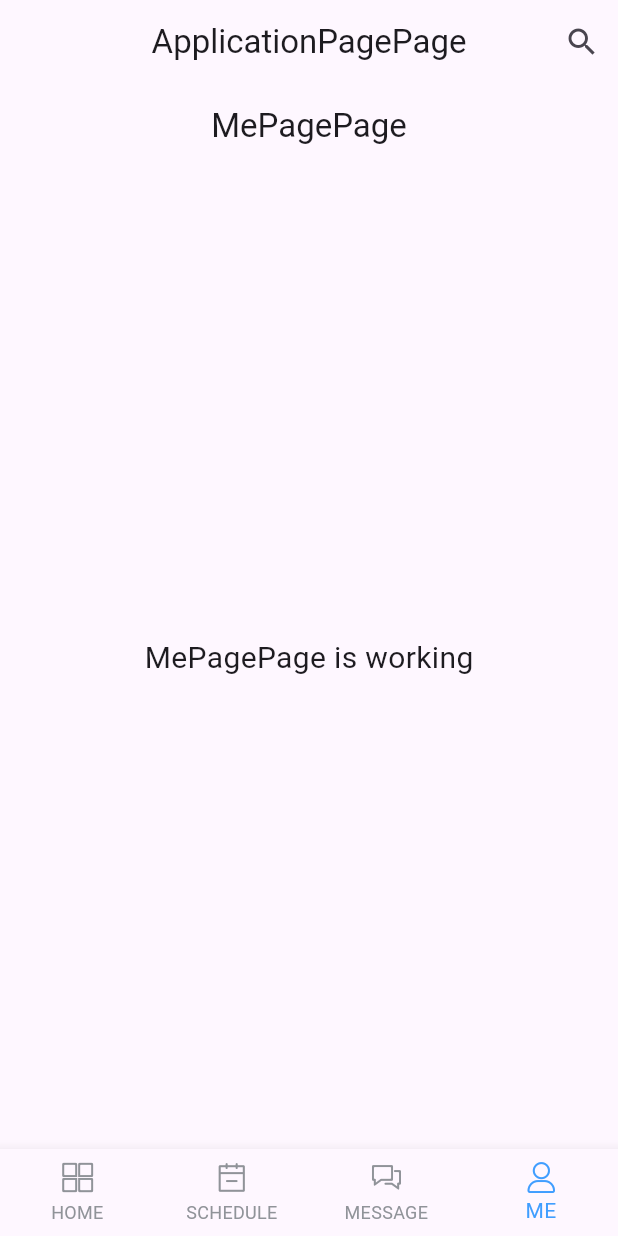
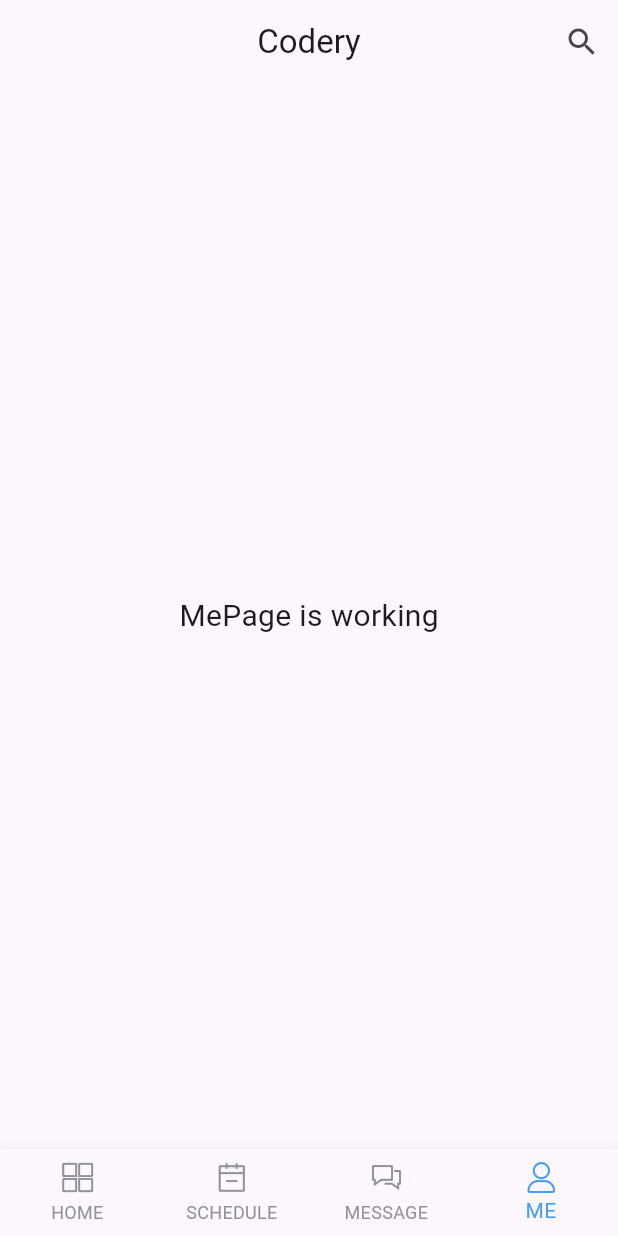
Before and after one commit to ycx211314/codery_app, a Flutter app: the screen it shows after launch, swiped to page 4, on a phone screen of 412 x 824 dp. Run offline on Flutter 3.47's test engine with Material 3 defaults, Android fonts, the phone set to English and light mode, and no system bars; our stand-ins replace dio, flutter_screenutil.

Commit message:
✨ feat: 添加中英文翻译

```diff
--- /dev/null
+++ b/lib/l10n/intl_en.arb
@@ -0,0 +1,3 @@
+{
+  "application_tabs_home": "首页"
+}
--- /dev/null
+++ b/lib/l10n/intl_zh.arb
@@ -0,0 +1,3 @@
+{
+  "application_tabs_home": "HOME"
+}
--- a/lib/main.dart
+++ b/lib/main.dart
@@ -1,8 +1,11 @@
 import 'package:codery/common/config/global.dart';
 import 'package:codery/common/themes/codery_theme.dart';
+import 'package:codery/generated/l10n.dart';
+import 'package:flutter_localizations/flutter_localizations.dart';
 import 'package:flutter_screenutil/flutter_screenutil.dart';
 import 'package:codery/pages/application/application_page.dart';
 import 'package:flutter/material.dart';
+import 'package:intl/intl.dart';
 
 void main() {
   runApp(const MyApp());
@@ -22,8 +25,15 @@ class MyApp extends StatelessWidget {
             title: 'Codery APP',
             home: const ApplicationPage(),
             theme: coderyTheme,
+            locale: Locale(Intl.getCurrentLocale()),
             // routes: staticRoutes,
             debugShowCheckedModeBanner: true,
+            localizationsDelegates: const [
+              GlobalMaterialLocalizations.delegate,
+              GlobalWidgetsLocalizations.delegate,
+              GlobalCupertinoLocalizations.delegate,
+            ],
+            supportedLocales: S.delegate.supportedLocales,
           );
         });
   }
--- a/lib/pages/application/application_page.dart
+++ b/lib/pages/application/application_page.dart
@@ -1,4 +1,5 @@
 import 'package:codery/common/icons/iconfont.dart';
+import 'package:codery/generated/l10n.dart';
 import 'package:codery/pages/me/me_page.dart';
 import 'package:flutter/material.dart';
 
@@ -13,7 +14,12 @@ class ApplicationPage extends StatefulWidget {
 class _ApplicationPageState extends State<ApplicationPage>
     with SingleTickerProviderStateMixin {
   late int _pageIndex = 0;
-  final List<String> _tabTitle = ['首页', '分类', '购物车', '我的'];
+  late final List<String> _tabTitle = [
+    S.of(context).application_tabs_home,
+    '分类',
+    '购物车',
+    '我的'
+  ];
   late PageController _pageController;
   final List<BottomNavigationBarItem> _bottomTabs = <BottomNavigationBarItem>[
     const BottomNavigationBarItem(
@@ -51,7 +57,7 @@ class _ApplicationPageState extends State<ApplicationPage>
   //布局
   Widget _buildAppBar() {
     return AppBar(
-        title: const Text('ApplicationPagePage'),
+        title: const Text('Codery'),
         centerTitle: true,
         // leading: const IconButton(
         //     icon: Icon(Icons.arrow_right_alt_outlined),
--- a/lib/pages/me/me_page.dart
+++ b/lib/pages/me/me_page.dart
@@ -5,14 +5,10 @@ class MePage extends StatelessWidget {
 
   @override
   Widget build(BuildContext context) {
-    return Scaffold(
-      appBar: AppBar(
-        title: const Text('MePagePage'),
-        centerTitle: true,
-      ),
-      body: const Center(
+    return const Scaffold(
+      body: Center(
         child: Text(
-          'MePagePage is working',
+          'MePage is working',
           style: TextStyle(fontSize: 20),
         ),
       ),
```
Also changed, not shown: pubspec.yaml (+7 -4 lines), lib/generated/intl/messages_all.dart (added), lib/generated/intl/messages_en.dart (added), lib/generated/intl/messages_zh.dart (added), lib/generated/l10n.dart (added), pubspec.lock.
